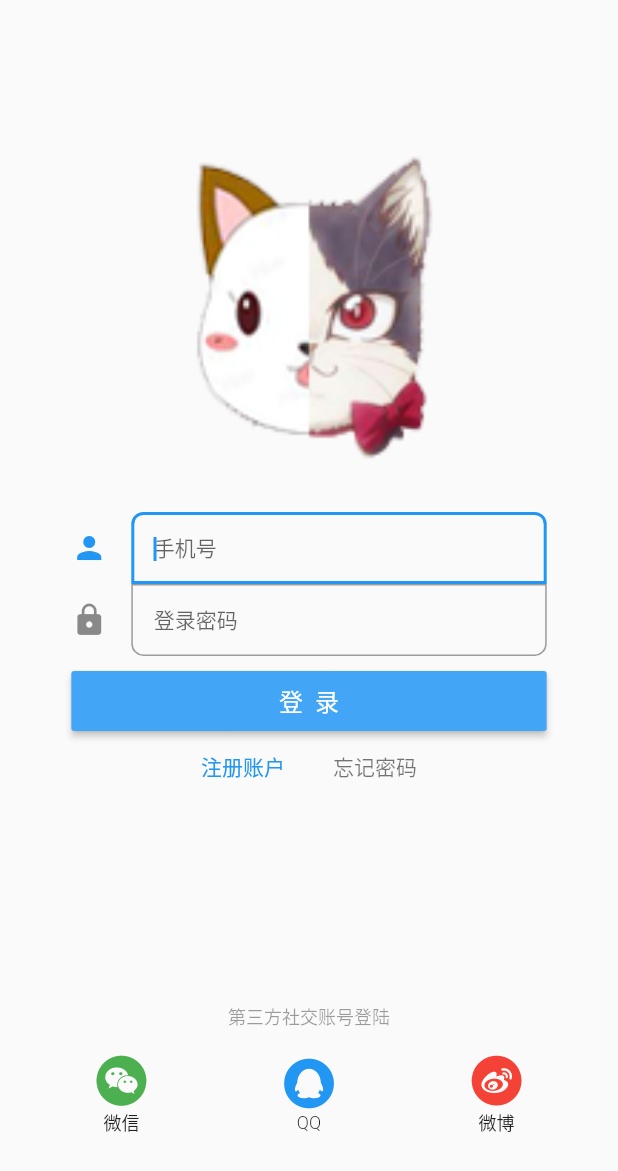
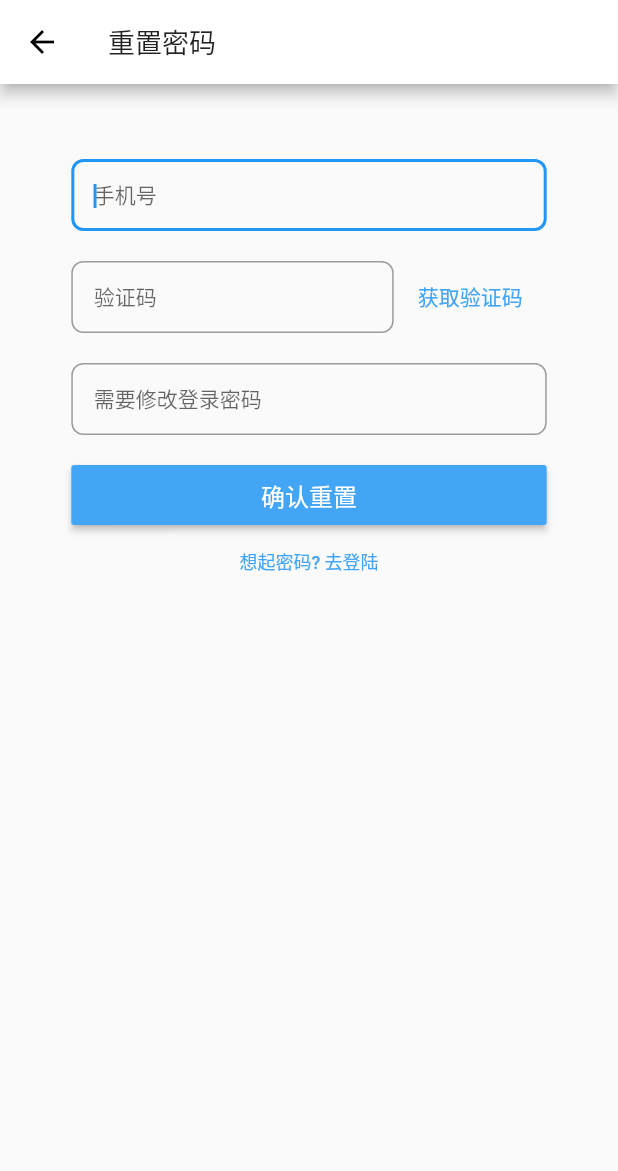
Before and after one commit to kvnZero/flutter-accompany, a Flutter app: the screen it shows after launch, after a tap on "忘记密码", on a phone screen of 412 x 824 dp. Shown: the top 1171 px of the screen. Run offline on Flutter 3.47's test engine with Material 2 defaults, Android fonts, the phone set to English and light mode, and no system bars; our stand-ins replace dio, shared_preferences, toast; accounts and stored records are empty; generated files the repository leaves out were written again.

Commit message:
找回密码功能 页面

```diff
--- /dev/null
+++ b/lib/page/common/find.dart
@@ -0,0 +1,219 @@
+import 'package:flutter/material.dart';
+import 'package:toast/toast.dart';
+import 'package:accompany/common/user_fun.dart';
+
+//找回密码
+
+class FindPage extends StatefulWidget {
+  @override
+  _FindPageState createState() => _FindPageState();
+}
+
+class _FindPageState extends State<FindPage> {
+  TextEditingController _unameController = new TextEditingController();
+  TextEditingController _pwordController = new TextEditingController();
+  TextEditingController _codeController = new TextEditingController();
+
+  @override
+  Widget build(BuildContext context) {
+    BuildContext fcontext = context;
+    GlobalKey _formKey = new GlobalKey<FormState>();
+    return Scaffold(
+        appBar: AppBar(
+          title: Text(
+            '重置密码',
+            style: TextStyle(fontSize: 18, fontWeight: FontWeight.w400),
+          ),
+          centerTitle: false,
+        ),
+        body: Container(
+            margin: EdgeInsets.only(top: 50),
+            child: Center(
+              child: Theme(
+                data: ThemeData(primarySwatch: Colors.blue),
+                child: Form(
+                    key: _formKey,
+                    autovalidate: false,
+                    child: Column(
+                      children: <Widget>[
+                        Container(
+                          margin: EdgeInsets.only(bottom: 20),
+                          width: MediaQuery.of(context).size.width / 1.3,
+                          child: TextFormField(
+                            autofocus: true,
+                            controller: _unameController,
+                            decoration: InputDecoration(
+                              hintText: "手机号",
+                              contentPadding:
+                              EdgeInsets.only(left: 15, right: 15),
+                              border: OutlineInputBorder(
+                                borderRadius:
+                                BorderRadius.all(Radius.circular(8)),
+                              ),
+                            ),
+
+                            style: TextStyle(fontSize: 14),
+                          ),
+                        ),
+                        Container(
+                          margin: EdgeInsets.only(bottom: 20),
+                          width: MediaQuery.of(context).size.width / 1.3,
+                          child: Row(
+                            children: <Widget>[
+                              Expanded(
+                                child: TextFormField(
+                                  autofocus: true,
+                                  controller: _codeController,
+                                  decoration: InputDecoration(
+                                    hintText: "验证码",
+                                    contentPadding:
+                                    EdgeInsets.only(left: 15, right: 15),
+                                    border: OutlineInputBorder(
+                                      borderRadius:
+                                      BorderRadius.all(Radius.circular(8)),
+                                    ),
+                                  ),
+                                  style: TextStyle(fontSize: 14),
+                                ),
+                              ),
+                              Container(
+                                height: 47,
+                                child: FlatButton(
+                                  onPressed: () {
+                                    if (_unameController.text.trim().length !=
+                                        11) {
+                                      Toast.show("请输入正常的手机号码", context,
+                                          duration: Toast.LENGTH_SHORT,
+                                          gravity: Toast.BOTTOM);
+                                    } else {
+                                      if(_unameController.text.trim().length==11) {
+                                        Future<bool> msg = UserFun?.check(_unameController.text.trim());
+                                        msg.then((e){
+                                          if(e==false){
+                                            Toast.show("该手机号码未注册", context,
+                                                duration: Toast.LENGTH_SHORT,
+                                                gravity: Toast.BOTTOM);
+                                          }else{
+                                            Future<Map> msg = UserFun?.sendcode(
+                                                _unameController.text);
+                                            msg.then((e) {
+                                              Toast.show(e['msg'], context,
+                                                  duration: Toast.LENGTH_SHORT,
+                                                  gravity: Toast.BOTTOM);
+                                            });
+                                          }
+                                        });
+                                      }
+                                    }
+                                  },
+                                  child: Text(
+                                    "获取验证码",
+                                    style: TextStyle(
+                                        color: Colors.blue[400],
+                                        fontWeight: FontWeight.w400),
+                                  ),
+                                ),
+                              )
+                            ],
+                          ),
+                        ),
+                        Container(
+                          margin: EdgeInsets.only(bottom: 20),
+                          width: MediaQuery.of(context).size.width / 1.3,
+                          child: TextFormField(
+                            controller: _pwordController,
+                            decoration: InputDecoration(
+                              hintText: "需要修改登录密码",
+                              contentPadding:
+                              EdgeInsets.only(left: 15, right: 15),
+                              border: OutlineInputBorder(
+                                  borderRadius:
+                                  BorderRadius.all(Radius.circular(8))),
+                            ),
+                            style: TextStyle(fontSize: 14),
+                            obscureText: true,
+                          ),
+                        ),
+                        Container(
+                          width: MediaQuery.of(context).size.width / 1.3,
+                          height: 40,
+                          margin: EdgeInsets.only(bottom: 0),
+                          child: RaisedButton(
+                            color: Colors.blue[400],
+                            child: Text(
+                              "确认重置",
+                              style: TextStyle(
+                                  fontSize: 16, fontWeight: FontWeight.w400),
+                            ),
+                            textColor: Colors.white,
+                            onPressed: () {
+                              if (_unameController.text.trim().length == 11 &&
+                                  _pwordController.text.trim().length >= 6 &&
+                                  _codeController.text.trim().length == 6) {
+                                Future<Map> msg = UserFun?.find(
+                                    _unameController.text.trim(),
+                                    _pwordController.text,
+                                    _codeController.text.trim());
+                                msg.then((e) {
+                                  IconData showIcon = e['result'] == true
+                                      ? Icons.done
+                                      : Icons.error;
+                                  showDialog(
+                                      context: context,
+                                      builder: (BuildContext context) {
+                                        return Dialog(
+                                          child: Container(
+                                            padding: EdgeInsets.only(top: 10),
+                                            height: 130,
+                                            child: Column(
+                                              children: <Widget>[
+                                                Icon(
+                                                  showIcon,
+                                                  size: 40,
+                                                ),
+                                                Text(e['msg']),
+                                                RaisedButton(
+                                                  onPressed: () {
+                                                    if (e['result'] == true) {
+                                                      //返回登陆
+                                                      Navigator.pop(context);
+                                                      Navigator.pop(fcontext);
+                                                    } else {
+                                                      Navigator.of(context)
+                                                          .pop();
+                                                    }
+                                                  },
+                                                  child: Text("确定"),
+                                                )
+                                              ],
+                                            ),
+                                          ),
+                                        );
+                                      });
+                                });
+                              } else {
+                                //如果输入有误 弹出显示框
+                                Toast.show("请检查输入, 并且重新输入", context,
+                                    duration: Toast.LENGTH_SHORT,
+                                    gravity: Toast.BOTTOM);
+                              }
+                            },
+                          ),
+                        ),
+                        FlatButton(
+                          onPressed: () {
+                            Navigator.pop(fcontext);
+                          },
+                          child: Text(
+                            "想起密码? 去登陆",
+                            style: TextStyle(
+                                fontSize: 12, color: Colors.blue[400]),
+                          ),
+                          padding: EdgeInsets.zero,
+                        ),
+                      ],
+                    )),
+              ),
+            )));
+  }
+}
--- a/lib/page/common/login.dart
+++ b/lib/page/common/login.dart
@@ -3,6 +3,7 @@ import 'package:provider/provider.dart';
 import 'package:accompany/data/models/auth.dart';
 import 'package:toast/toast.dart';
 import 'package:accompany/page/common/reg.dart';
+import 'package:accompany/page/common/find.dart';
 
 class LoginScreen extends StatefulWidget{
   @override
@@ -119,7 +120,10 @@ class LoginScreenState extends State<LoginScreen>{
                       Navigator.push(context,
                           MaterialPageRoute(builder: (context) => RegPage()));
                     }, child: Text("注册账户",style: TextStyle(fontWeight: FontWeight.w400,color: Colors.blue[500]),)),
-                    FlatButton(onPressed: (){}, child: Text("忘记密码",style: TextStyle(fontWeight: FontWeight.w400,color: Colors.black54),)),
+                    FlatButton(onPressed: (){
+                      Navigator.push(context,
+                          MaterialPageRoute(builder: (context) => FindPage()));
+                    }, child: Text("忘记密码",style: TextStyle(fontWeight: FontWeight.w400,color: Colors.black54),)),
                   ],
                 ),
               ),
```
Also changed, not shown: lib/common/user_fun.dart (+21 -0 lines).
